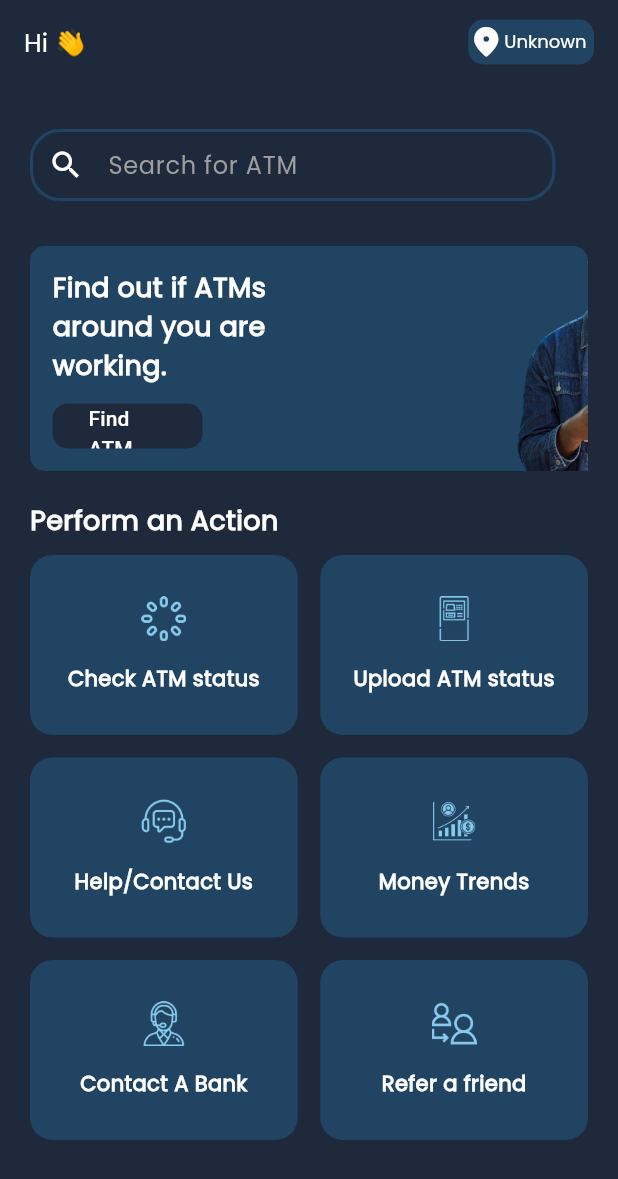
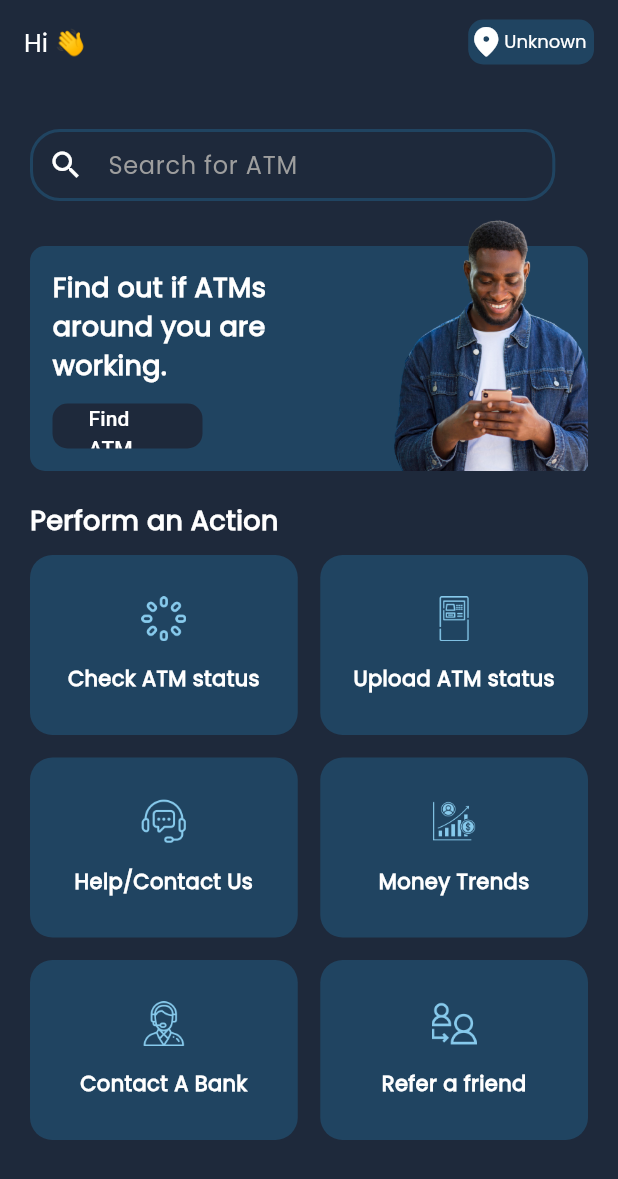
Before and after one commit to AyomidePeat/monide, a Flutter app: the screen it shows after launch, on a phone screen of 412 x 824 dp. Shown: the top 1179 px of the screen. Run offline on Flutter 3.47's test engine with Material 3 defaults, Android fonts, the light colour scheme and no system bars; our stand-ins replace cached_network_image, cloud_firestore, connectivity_plus, dio, equatable, firebase_auth and 6 more; accounts and stored records are empty.

Commit message:
chore: update readme.md

```diff
--- a/lib/features/home/screens/home_screen.dart
+++ b/lib/features/home/screens/home_screen.dart
@@ -115,8 +115,7 @@ class _HomeScreenConsumerState extends ConsumerState<HomeScreen>
     final size = MediaQuery.of(context).size;
 
     List<Widget> screens = [
-      CheckAtmScreen(
-          nearestAtm: mapState.atms),
+      CheckAtmScreen(nearestAtm: mapState.atms),
       FoundATMScreen(nearbyAtm: mapState.atms),
       const SupportScreen(),
       const MoneyTrendsScreen(),
@@ -142,7 +141,6 @@ class _HomeScreenConsumerState extends ConsumerState<HomeScreen>
                 fontSize: 17,
               ),
             ),
-
             Container(
               padding: const EdgeInsets.only(right: 5),
               height: 30,
@@ -220,13 +218,12 @@ class _HomeScreenConsumerState extends ConsumerState<HomeScreen>
                         const SizedBox(height: 20),
                         Container(
                           width: double.infinity,
-                          height: 150,
+                          height: 150,                            padding: const EdgeInsets.all(15.0),
+
                           decoration: BoxDecoration(
                             color: const Color.fromARGB(255, 32, 68, 97),
                             borderRadius: BorderRadius.circular(10),
                           ),
-                          child: Padding(
-                            padding: const EdgeInsets.all(15.0),
                           child: Row(
                             children: [
                               Column(
@@ -286,16 +283,11 @@ class _HomeScreenConsumerState extends ConsumerState<HomeScreen>
                             ],
                           ),
                         ),
-                        ),
                       ],
                     ),
                   ),
                   Positioned(
-                    left: size.width > 393
-                        ? size.width * 0.70
-                        : size.width > 924
-                            ? size.width * 0.90
-                            : size.width * 0.4,
+                    left: size.width*0.5,
                     height: 170,
                     bottom: 10,
                     child: Align(
```
Also changed, not shown: 2 other files. Lines whose indentation alone changed are shown as unchanged.
